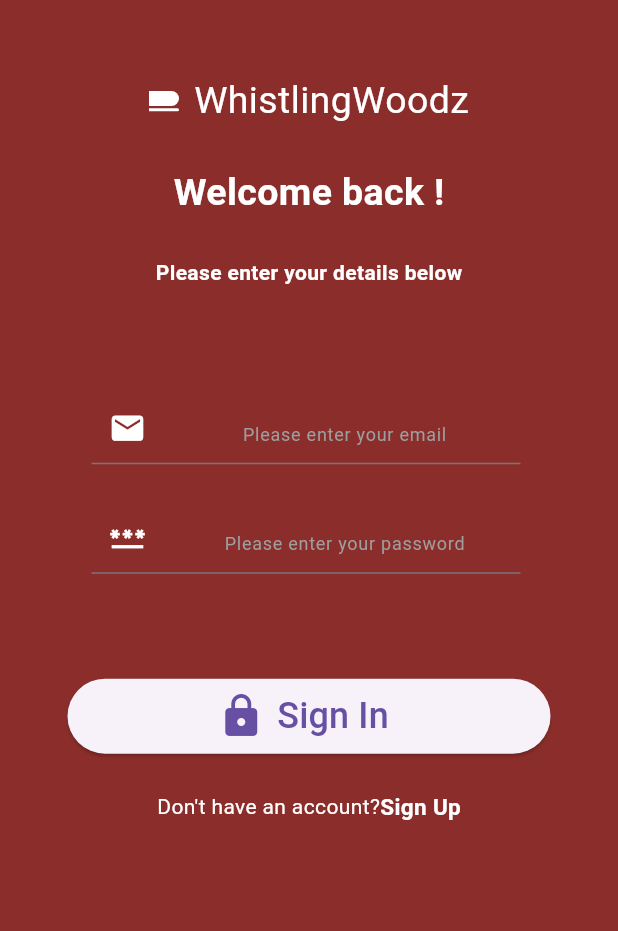
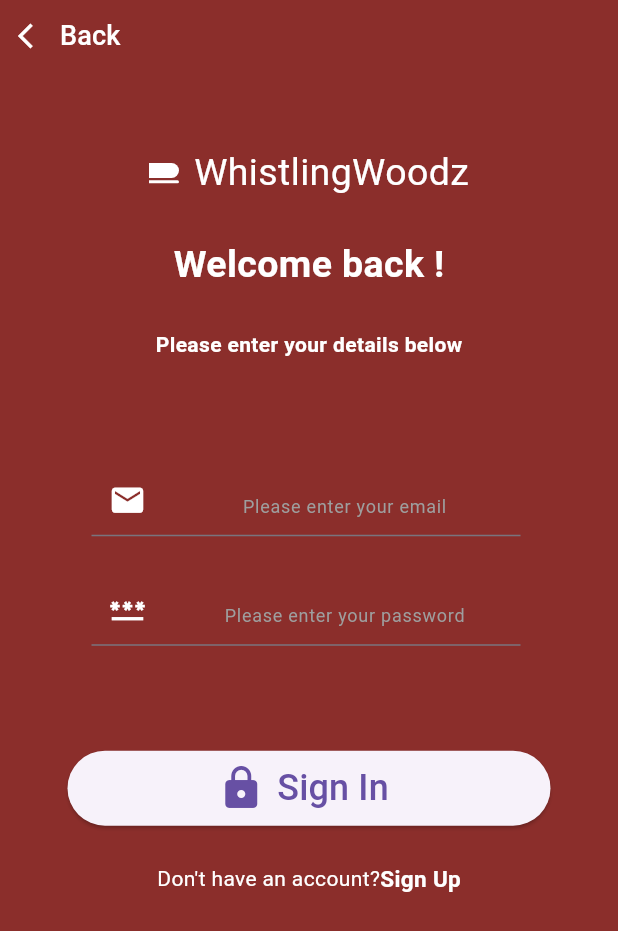
Before and after one commit to creeper12137/whistlingwooz_team_3a, a Flutter app: the screen it shows after launch, scrolled down 160 dp, after a tap on the "home" icon, after a tap on the "logout" icon, on a phone screen of 412 x 824 dp. Shown: the top 931 px of the screen. Run offline on Flutter 3.47's test engine with Material 3 defaults, Android fonts, the phone set to English and light mode, and no system bars; our stand-ins replace firebase_auth, firebase_core; accounts and stored records are empty; Roboto replaces fonts that are missing (Montserrat).

Commit message:
[EAP-57]Changed login screen
Added back button on the login screen with having function previous screen

```diff
--- a/whistlingwoodz/lib/screens/login_screen.dart
+++ b/whistlingwoodz/lib/screens/login_screen.dart
@@ -18,27 +18,28 @@ class LoginScreen extends StatefulWidget {
 class _LoginScreenState extends State<LoginScreen> {
   final emailController = TextEditingController();
   final passwordController = TextEditingController();
+
   @override
   void dispose() {
     emailController.dispose();
     passwordController.dispose();
-
     super.dispose();
   }
-   homeFunction(){
-     runApp(MaterialApp(
-      navigatorKey: navigatorKey,
-      debugShowCheckedModeBanner: false,
-      title: 'Whistlingwoodz',
-      theme: ThemeData(
-        primarySwatch: Colors.amber,
-      ),
-      // ignore: prefer_const_constructors
-      home:  MyApp(selectedIndex: 7),
-     ));
-  }
 
-  Future back() async{
+  // homeFunction() {
+  //   runApp(MaterialApp(
+  //     navigatorKey: navigatorKey,
+  //     debugShowCheckedModeBanner: false,
+  //     title: 'Whistlingwoodz',
+  //     theme: ThemeData(
+  //       primarySwatch: Colors.amber,
+  //     ),
+  //     // ignore: prefer_const_constructors
+  //     home: MyApp(selectedIndex: 7),
+  //   ));
+  // }
+
+  Future back() async {
     navigatorKey.currentState!.popUntil((route) => route.isFirst);
   }
 
@@ -56,7 +57,6 @@ class _LoginScreenState extends State<LoginScreen> {
     } on FirebaseAuthException catch (e) {
       print(e);
     }
-
     navigatorKey.currentState!.popUntil((route) => route.isFirst);
   }
 
@@ -67,14 +67,37 @@ class _LoginScreenState extends State<LoginScreen> {
       resizeToAvoidBottomInset: false,
       backgroundColor: colorPrimary,
       body: SafeArea(
-        child: Container(
+        child: Column(
+          children: [
+            Row(
+              children: [
+                TextButton.icon(
+                  style: ButtonStyle(
+                    foregroundColor:
+                        MaterialStateProperty.all<Color>(colorWhite),
+                  ),
+                  onPressed: () {
+                    back();
+                  },
+                  icon: const Icon(
+                    Icons.arrow_back_ios,
+                    size: 20.0,
+                  ),
+                  label: const Text(
+                    'Back',
+                    style: TextStyle(
+                      fontSize: 18.0,
+                    ),
+                  ), // <-- Text
+                ),
+              ],
+            ),
+            Container(
               margin: const EdgeInsets.only(left: 30.0, right: 30.0),
               child: Padding(
                 // padding around all edges of screen
                 padding: const EdgeInsets.symmetric(horizontal: 15.0),
                 child: Column(
-              children: [
-                Column(
                   mainAxisAlignment: MainAxisAlignment.center,
                   children: [
                     SizedBox(
@@ -180,7 +203,6 @@ class _LoginScreenState extends State<LoginScreen> {
                       height: 70.0,
                     ),
                     // Sign In button.
-
                     ElevatedButton.icon(
                         style: ElevatedButton.styleFrom(
                           // ignore: prefer_const_constructors
@@ -194,8 +216,7 @@ class _LoginScreenState extends State<LoginScreen> {
                           // ignore: prefer_const_constructors
                           style: TextStyle(fontSize: 24),
                         ),
-                        onPressed: signIn
-                        ),
+                        onPressed: signIn),
                     // Space between Sign In button and Don't have an account
                     SizedBox(
                       height: 25.0,
@@ -234,9 +255,9 @@ class _LoginScreenState extends State<LoginScreen> {
                     ),
                   ],
                 ),
-              ],
               ),
             ),
+          ],
         ),
       ),
     );
```
Lines whose indentation alone changed are shown as unchanged.
